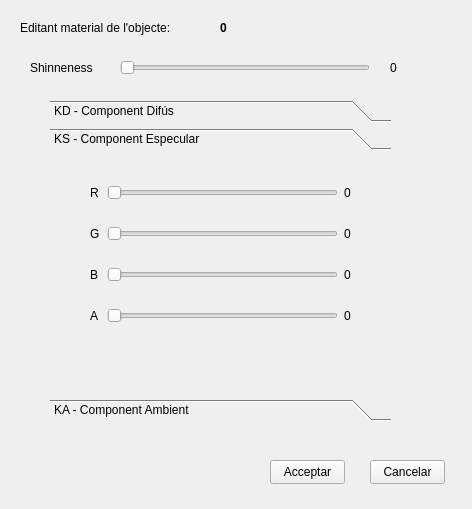
The window that app/dialegmaterials.ui (lipixx/vig1011) describes before a commit, drawn with Qt 5.
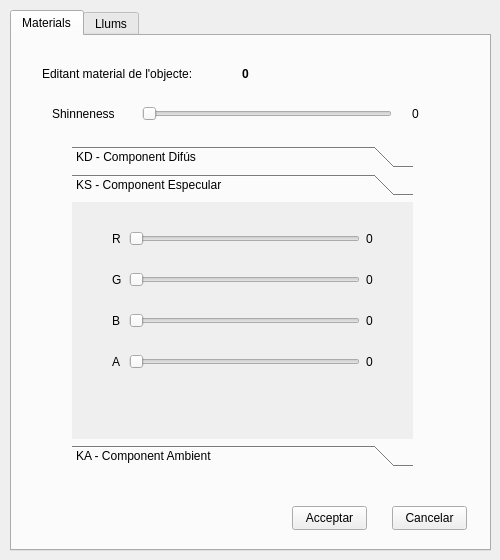
The same window after the commit. The open tabs and pages were chosen to show the change.

Commit message: +Botó activa dialegmaterials, i hi ha dos tabs.

```diff
--- a/app/dialegmaterials.ui
+++ b/app/dialegmaterials.ui
@@ -6,30 +6,46 @@
    <rect>
     <x>0</x>
     <y>0</y>
-    <width>472</width>
-    <height>509</height>
+    <width>500</width>
+    <height>560</height>
    </rect>
   </property>
   <property name="minimumSize">
    <size>
-    <width>472</width>
-    <height>509</height>
+    <width>500</width>
+    <height>560</height>
    </size>
   </property>
   <property name="maximumSize">
    <size>
-    <width>472</width>
-    <height>509</height>
+    <width>500</width>
+    <height>560</height>
    </size>
   </property>
   <property name="windowTitle">
    <string>Modificar Material</string>
   </property>
+  <widget class="QTabWidget" name="tabWidget">
+   <property name="geometry">
+    <rect>
+     <x>10</x>
+     <y>10</y>
+     <width>481</width>
+     <height>541</height>
+    </rect>
+   </property>
+   <property name="currentIndex">
+    <number>0</number>
+   </property>
+   <widget class="QWidget" name="tab_3">
+    <attribute name="title">
+     <string>Materials</string>
+    </attribute>
   <widget class="QLabel" name="label">
    <property name="geometry">
     <rect>
-     <x>20</x>
-     <y>20</y>
+       <x>30</x>
+       <y>30</y>
      <width>191</width>
      <height>16</height>
     </rect>
@@ -38,11 +54,68 @@
     <string>Editant material de l'objecte:</string>
    </property>
   </widget>
+    <widget class="QPushButton" name="closeButton">
+     <property name="geometry">
+      <rect>
+       <x>380</x>
+       <y>470</y>
+       <width>75</width>
+       <height>24</height>
+      </rect>
+     </property>
+     <property name="text">
+      <string>Cancelar</string>
+     </property>
+    </widget>
+    <widget class="QPushButton" name="pushButton">
+     <property name="geometry">
+      <rect>
+       <x>280</x>
+       <y>470</y>
+       <width>75</width>
+       <height>24</height>
+      </rect>
+     </property>
+     <property name="text">
+      <string>Acceptar</string>
+     </property>
+    </widget>
+    <widget class="QSlider" name="nSlider">
+     <property name="geometry">
+      <rect>
+       <x>130</x>
+       <y>70</y>
+       <width>250</width>
+       <height>16</height>
+      </rect>
+     </property>
+     <property name="minimumSize">
+      <size>
+       <width>250</width>
+       <height>16</height>
+      </size>
+     </property>
+     <property name="maximumSize">
+      <size>
+       <width>250</width>
+       <height>16</height>
+      </size>
+     </property>
+     <property name="maximum">
+      <number>128</number>
+     </property>
+     <property name="singleStep">
+      <number>1</number>
+     </property>
+     <property name="orientation">
+      <enum>Qt::Horizontal</enum>
+     </property>
+    </widget>
   <widget class="QLabel" name="label_idobj">
    <property name="geometry">
     <rect>
-     <x>220</x>
-     <y>20</y>
+       <x>230</x>
+       <y>30</y>
      <width>16</width>
      <height>16</height>
     </rect>
@@ -57,37 +130,49 @@
     <string>0</string>
    </property>
   </widget>
-  <widget class="QPushButton" name="closeButton">
+    <widget class="QLabel" name="label_14">
    <property name="geometry">
     <rect>
-     <x>370</x>
-     <y>460</y>
-     <width>75</width>
-     <height>24</height>
+       <x>40</x>
+       <y>70</y>
+       <width>81</width>
+       <height>16</height>
     </rect>
    </property>
    <property name="text">
-    <string>Cancelar</string>
-   </property>
-  </widget>
-  <widget class="QPushButton" name="pushButton">
+      <string>Shinneness</string>
+     </property>
+    </widget>
+    <widget class="QLabel" name="nlabel">
    <property name="geometry">
     <rect>
-     <x>270</x>
-     <y>460</y>
-     <width>75</width>
-     <height>24</height>
-    </rect>
-   </property>
+       <x>400</x>
+       <y>70</y>
+       <width>40</width>
+       <height>16</height>
+      </rect>
+     </property>
+     <property name="minimumSize">
+      <size>
+       <width>40</width>
+       <height>16</height>
+      </size>
+     </property>
+     <property name="maximumSize">
+      <size>
+       <width>25</width>
+       <height>16</height>
+      </size>
+     </property>
    <property name="text">
-    <string>Acceptar</string>
+      <string>0</string>
    </property>
   </widget>
   <widget class="QToolBox" name="toolBox">
    <property name="geometry">
     <rect>
-     <x>50</x>
-     <y>100</y>
+       <x>60</x>
+       <y>110</y>
      <width>341</width>
      <height>321</height>
     </rect>
@@ -329,14 +414,14 @@
      <rect>
       <x>0</x>
       <y>0</y>
-      <width>96</width>
-      <height>26</height>
+        <width>341</width>
+        <height>234</height>
      </rect>
     </property>
     <attribute name="label">
      <string>KS - Component Especular</string>
     </attribute>
-    <widget class="QWidget" name="layoutWidget">
+      <widget class="QWidget" name="layoutWidget_2">
      <property name="geometry">
       <rect>
        <x>40</x>
@@ -559,7 +644,7 @@
     <attribute name="label">
      <string>KA - Component Ambient</string>
     </attribute>
-    <widget class="QWidget" name="layoutWidget_2">
+      <widget class="QWidget" name="layoutWidget_3">
      <property name="geometry">
       <rect>
        <x>40</x>
@@ -765,74 +850,38 @@
     </widget>
    </widget>
   </widget>
-  <widget class="QSlider" name="nSlider">
-   <property name="geometry">
-    <rect>
-     <x>120</x>
-     <y>60</y>
-     <width>250</width>
-     <height>16</height>
-    </rect>
-   </property>
-   <property name="minimumSize">
-    <size>
-     <width>250</width>
-     <height>16</height>
-    </size>
-   </property>
-   <property name="maximumSize">
-    <size>
-     <width>250</width>
-     <height>16</height>
-    </size>
-   </property>
-   <property name="maximum">
-    <number>128</number>
-   </property>
-   <property name="singleStep">
-    <number>1</number>
-   </property>
-   <property name="orientation">
-    <enum>Qt::Horizontal</enum>
-   </property>
-  </widget>
-  <widget class="QLabel" name="label_14">
+   </widget>
+   <widget class="QWidget" name="tab_4">
+    <attribute name="title">
+     <string>Llums</string>
+    </attribute>
+    <widget class="QPushButton" name="pushButton_2">
    <property name="geometry">
     <rect>
-     <x>30</x>
-     <y>60</y>
-     <width>81</width>
-     <height>16</height>
+       <x>280</x>
+       <y>470</y>
+       <width>75</width>
+       <height>24</height>
     </rect>
    </property>
    <property name="text">
-    <string>Shinneness</string>
-   </property>
-  </widget>
-  <widget class="QLabel" name="nlabel">
+      <string>Acceptar</string>
+     </property>
+    </widget>
+    <widget class="QPushButton" name="closeButton_2">
    <property name="geometry">
     <rect>
-     <x>390</x>
-     <y>60</y>
-     <width>40</width>
-     <height>16</height>
-    </rect>
-   </property>
-   <property name="minimumSize">
-    <size>
-     <width>40</width>
-     <height>16</height>
-    </size>
-   </property>
-   <property name="maximumSize">
-    <size>
-     <width>25</width>
-     <height>16</height>
-    </size>
-   </property>
+       <x>380</x>
+       <y>470</y>
+       <width>75</width>
+       <height>24</height>
+      </rect>
+     </property>
    <property name="text">
-    <string>0</string>
-   </property>
+      <string>Cancelar</string>
+     </property>
+    </widget>
+   </widget>
   </widget>
  </widget>
  <resources/>
```
Left out of the diff: 184 changed lines with no effect on the pictures. Lines whose indentation alone changed are shown as unchanged. The commit also changes 5 other files.
